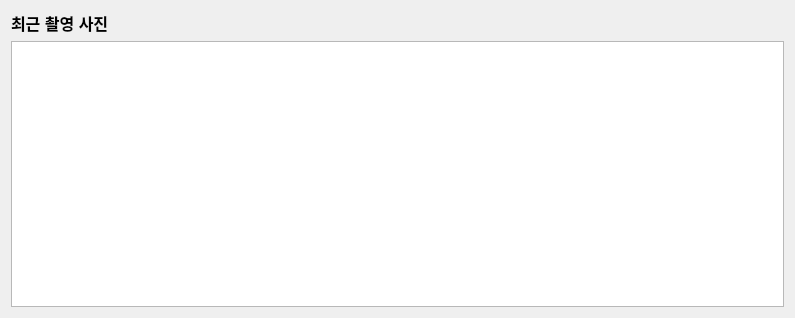
First picture: the form in Project/src/pms/PatientManagementSW/imagemanager.ui, repository AndaCondaa/Dental_Imaging_SW_System, before the edit.
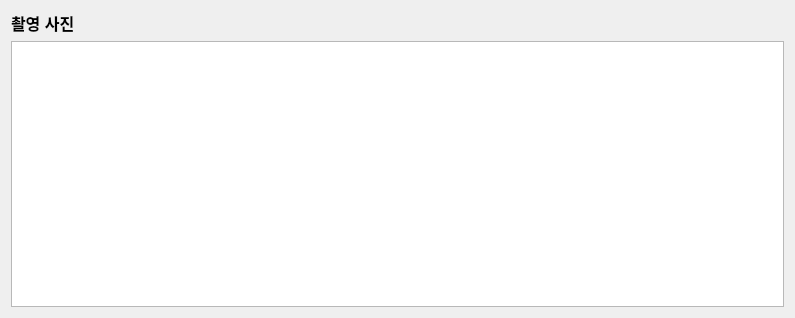
Second picture: the form after the edit.

What changed in the file:
```diff
--- a/Project/src/pms/PatientManagementSW/imagemanager.ui
+++ b/Project/src/pms/PatientManagementSW/imagemanager.ui
@@ -25,7 +25,7 @@
         </font>
        </property>
        <property name="text">
-        <string>최근 촬영 사진</string>
+        <string>촬영 사진</string>
        </property>
       </widget>
      </item>
```
Left out of the diff: 33 changed lines with no effect on the pictures.
